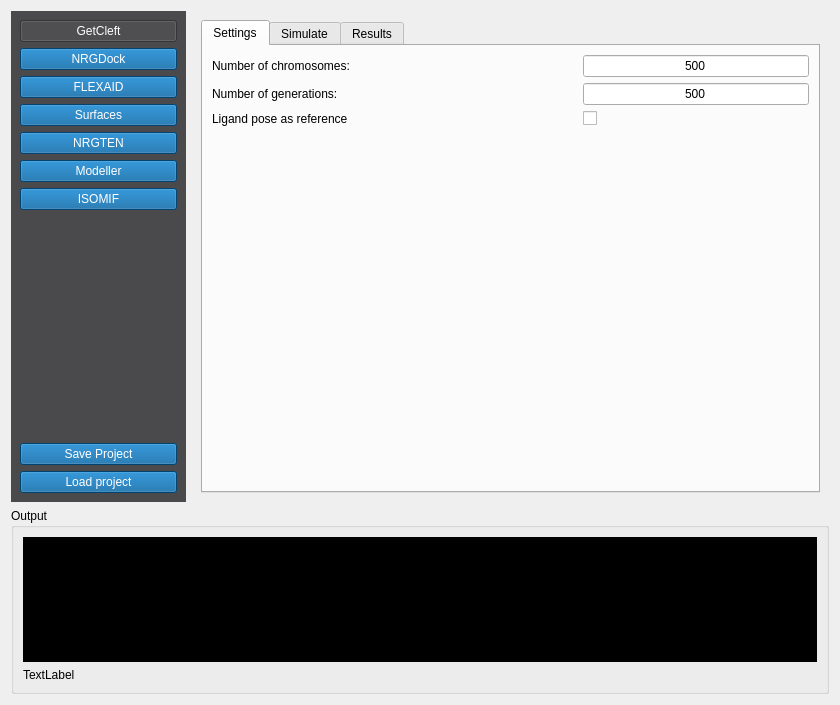
Before: the Qt Designer form nrgdock_widget.ui in ThomasDesc/NRG_plugin, drawn with Qt 5.
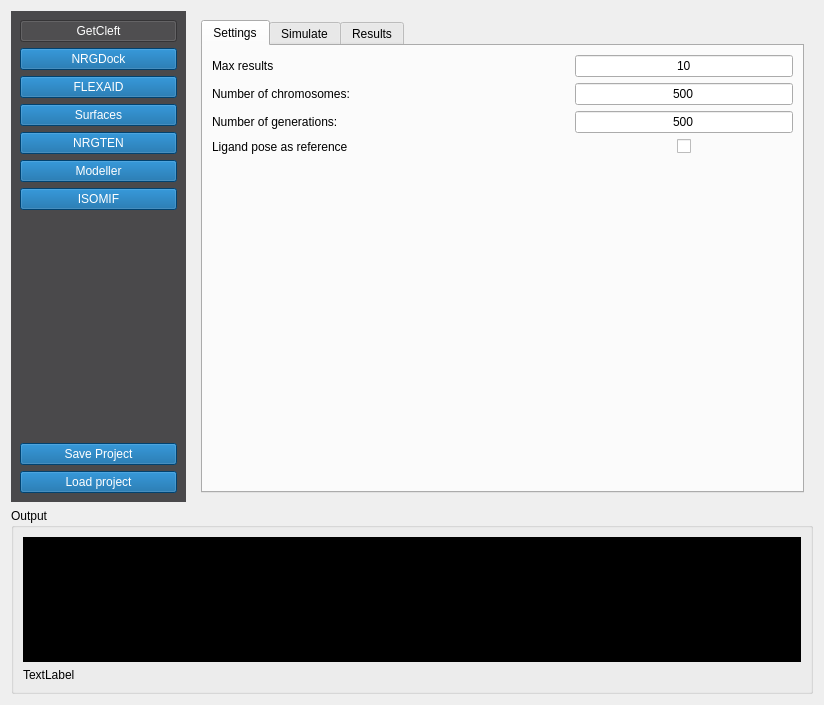
After: the same form once the commit is applied. The open tabs and pages were chosen to show the change.

Commit message: fix flexaid table colours

What changed in the file:
```diff
--- a/nrgdock_widget.ui
+++ b/nrgdock_widget.ui
@@ -6,8 +6,8 @@
    <rect>
     <x>0</x>
     <y>0</y>
-    <width>840</width>
-    <height>684</height>
+    <width>824</width>
+    <height>696</height>
    </rect>
   </property>
   <property name="minimumSize">
@@ -1260,67 +1260,13 @@
              </attribute>
              <layout class="QGridLayout" name="gridLayout_2">
               <item row="2" column="0">
-               <widget class="QLabel" name="label_114">
-                <property name="text">
-                 <string>Ligand pose as reference</string>
-                </property>
-               </widget>
-              </item>
-              <item row="1" column="0">
                <widget class="QLabel" name="label_113">
                 <property name="text">
                  <string>&lt;html&gt;&lt;head/&gt;&lt;body&gt;&lt;p&gt;Number of generations:&lt;/p&gt;&lt;/body&gt;&lt;/html&gt;</string>
                 </property>
                </widget>
               </item>
-              <item row="0" column="0">
-               <widget class="QLabel" name="label_112">
-                <property name="text">
-                 <string>&lt;html&gt;&lt;head/&gt;&lt;body&gt;&lt;p&gt;Number of chromosomes:&lt;/p&gt;&lt;/body&gt;&lt;/html&gt;</string>
-                </property>
-               </widget>
-              </item>
-              <item row="2" column="2">
-               <widget class="QCheckBox" name="flexaid_ligref_checkBox">
-                <property name="text">
-                 <string/>
-                </property>
-               </widget>
-              </item>
-              <item row="3" column="0">
-               <spacer name="verticalSpacer_2">
-                <property name="orientation">
-                 <enum>Qt::Vertical</enum>
-                </property>
-                <property name="sizeHint" stdset="0">
-                 <size>
-                  <width>20</width>
-                  <height>40</height>
-                 </size>
-                </property>
-               </spacer>
-              </item>
-              <item row="0" column="2">
-               <widget class="QLineEdit" name="input_num_chromosomes">
-                <property name="text">
-                 <string>500</string>
-                </property>
-                <property name="alignment">
-                 <set>Qt::AlignCenter</set>
-                </property>
-               </widget>
-              </item>
-              <item row="1" column="2">
-               <widget class="QLineEdit" name="input_num_generations">
-                <property name="text">
-                 <string>500</string>
-                </property>
-                <property name="alignment">
-                 <set>Qt::AlignCenter</set>
-                </property>
-               </widget>
-              </item>
-              <item row="0" column="1">
+              <item row="1" column="1">
                <spacer name="horizontalSpacer">
                 <property name="orientation">
                  <enum>Qt::Horizontal</enum>
@@ -1333,6 +1279,77 @@
                 </property>
                </spacer>
               </item>
+              <item row="3" column="0">
+               <widget class="QLabel" name="label_114">
+                <property name="text">
+                 <string>Ligand pose as reference</string>
+                </property>
+               </widget>
+              </item>
+              <item row="4" column="0">
+               <spacer name="verticalSpacer_2">
+                <property name="orientation">
+                 <enum>Qt::Vertical</enum>
+                </property>
+                <property name="sizeHint" stdset="0">
+                 <size>
+                  <width>20</width>
+                  <height>40</height>
+                 </size>
+                </property>
+               </spacer>
+              </item>
+              <item row="2" column="2">
+               <widget class="QLineEdit" name="input_num_generations">
+                <property name="text">
+                 <string>500</string>
+                </property>
+                <property name="alignment">
+                 <set>Qt::AlignCenter</set>
+                </property>
+               </widget>
+              </item>
+              <item row="3" column="2" alignment="Qt::AlignHCenter">
+               <widget class="QCheckBox" name="flexaid_ligref_checkBox">
+                <property name="text">
+                 <string/>
+                </property>
+               </widget>
+              </item>
+              <item row="1" column="0">
+               <widget class="QLabel" name="label_112">
+                <property name="text">
+                 <string>&lt;html&gt;&lt;head/&gt;&lt;body&gt;&lt;p&gt;Number of chromosomes:&lt;/p&gt;&lt;/body&gt;&lt;/html&gt;</string>
+                </property>
+               </widget>
+              </item>
+              <item row="1" column="2">
+               <widget class="QLineEdit" name="input_num_chromosomes">
+                <property name="text">
+                 <string>500</string>
+                </property>
+                <property name="alignment">
+                 <set>Qt::AlignCenter</set>
+                </property>
+               </widget>
+              </item>
+              <item row="0" column="0">
+               <widget class="QLabel" name="label">
+                <property name="text">
+                 <string>Max results</string>
+                </property>
+               </widget>
+              </item>
+              <item row="0" column="2">
+               <widget class="QLineEdit" name="flexaid_max_results">
+                <property name="text">
+                 <string>10</string>
+                </property>
+                <property name="alignment">
+                 <set>Qt::AlignCenter</set>
+                </property>
+               </widget>
+              </item>
              </layout>
             </widget>
             <widget class="QWidget" name="tab_20">
```
Left out of the diff: 82 changed lines with no effect on the pictures. The commit also changes 5 other files.
